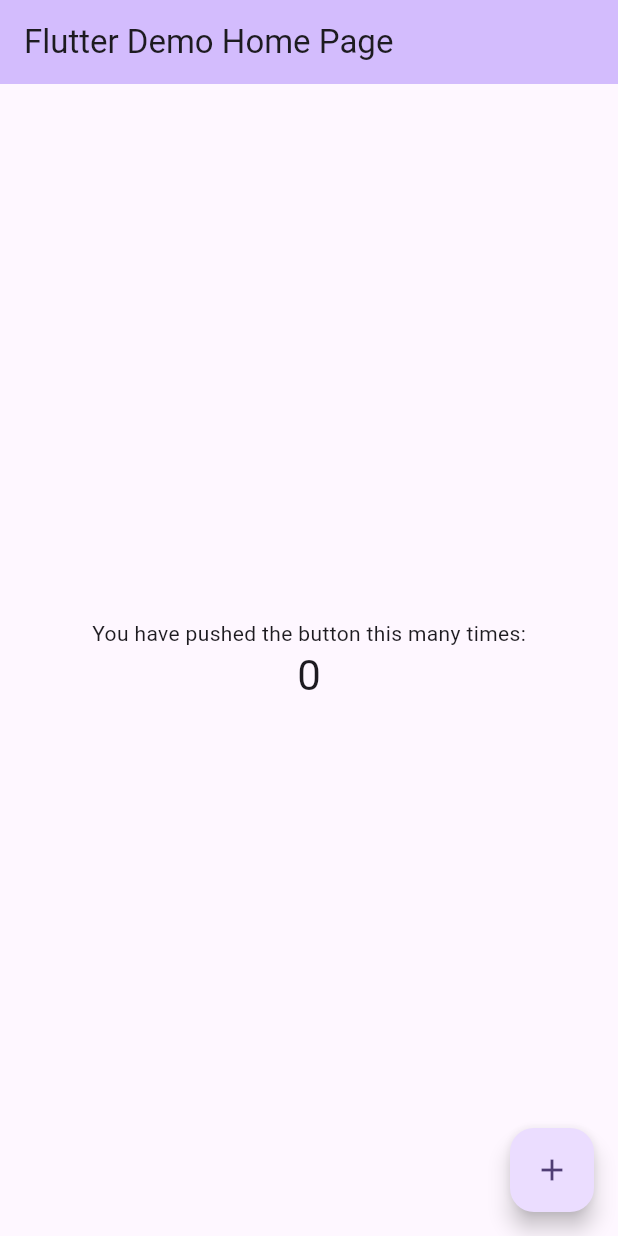
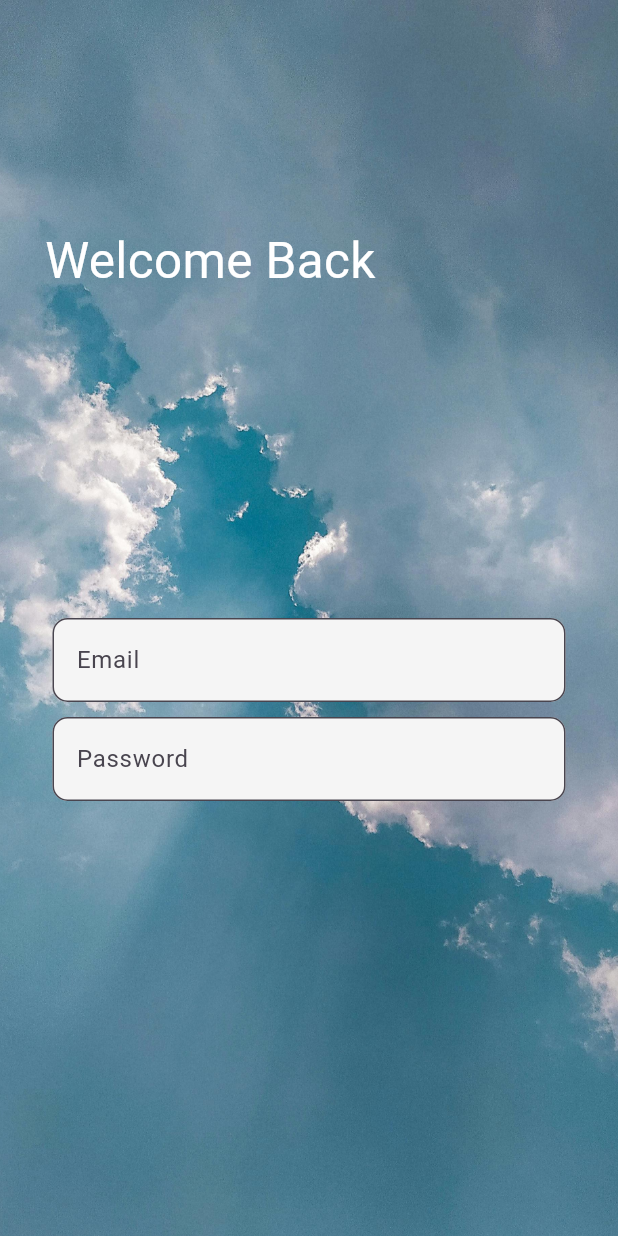
Before and after one commit to saumanarsad/flutter_app, a Flutter app: the screen it shows after launch, on a phone screen of 412 x 824 dp. Run offline on Flutter 3.47's test engine with Material 3 defaults, Android fonts, the phone set to English and light mode, and no system bars.

```diff
--- a/lib/main.dart
+++ b/lib/main.dart
@@ -1,125 +1,10 @@
 import 'package:flutter/material.dart';
+import 'package:login_flutter/screens/signin.dart';
 
 void main() {
-  runApp(const MyApp());
+  runApp(MaterialApp(
+    debugShowCheckedModeBanner: false,
+    initialRoute: 'login',
+    routes: {'login': (context) => const SignInScreen()},
+  ));
 }
-
-class MyApp extends StatelessWidget {
-  const MyApp({super.key});
-
-  // This widget is the root of your application.
-  @override
-  Widget build(BuildContext context) {
-    return MaterialApp(
-      title: 'Flutter Demo',
-      theme: ThemeData(
-        // This is the theme of your application.
-        //
-        // TRY THIS: Try running your application with "flutter run". You'll see
-        // the application has a purple toolbar. Then, without quitting the app,
-        // try changing the seedColor in the colorScheme below to Colors.green
-        // and then invoke "hot reload" (save your changes or press the "hot
-        // reload" button in a Flutter-supported IDE, or press "r" if you used
-        // the command line to start the app).
-        //
-        // Notice that the counter didn't reset back to zero; the application
-        // state is not lost during the reload. To reset the state, use hot
-        // restart instead.
-        //
-        // This works for code too, not just values: Most code changes can be
-        // tested with just a hot reload.
-        colorScheme: ColorScheme.fromSeed(seedColor: Colors.deepPurple),
-        useMaterial3: true,
-      ),
-      home: const MyHomePage(title: 'Flutter Demo Home Page'),
-    );
-  }
-}
-
-class MyHomePage extends StatefulWidget {
-  const MyHomePage({super.key, required this.title});
-
-  // This widget is the home page of your application. It is stateful, meaning
-  // that it has a State object (defined below) that contains fields that affect
-  // how it looks.
-
-  // This class is the configuration for the state. It holds the values (in this
-  // case the title) provided by the parent (in this case the App widget) and
-  // used by the build method of the State. Fields in a Widget subclass are
-  // always marked "final".
-
-  final String title;
-
-  @override
-  State<MyHomePage> createState() => _MyHomePageState();
-}
-
-class _MyHomePageState extends State<MyHomePage> {
-  int _counter = 0;
-
-  void _incrementCounter() {
-    setState(() {
-      // This call to setState tells the Flutter framework that something has
-      // changed in this State, which causes it to rerun the build method below
-      // so that the display can reflect the updated values. If we changed
-      // _counter without calling setState(), then the build method would not be
-      // called again, and so nothing would appear to happen.
-      _counter++;
-    });
-  }
-
-  @override
-  Widget build(BuildContext context) {
-    // This method is rerun every time setState is called, for instance as done
-    // by the _incrementCounter method above.
-    //
-    // The Flutter framework has been optimized to make rerunning build methods
-    // fast, so that you can just rebuild anything that needs updating rather
-    // than having to individually change instances of widgets.
-    return Scaffold(
-      appBar: AppBar(
-        // TRY THIS: Try changing the color here to a specific color (to
-        // Colors.amber, perhaps?) and trigger a hot reload to see the AppBar
-        // change color while the other colors stay the same.
-        backgroundColor: Theme.of(context).colorScheme.inversePrimary,
-        // Here we take the value from the MyHomePage object that was created by
-        // the App.build method, and use it to set our appbar title.
-        title: Text(widget.title),
-      ),
-      body: Center(
-        // Center is a layout widget. It takes a single child and positions it
-        // in the middle of the parent.
-        child: Column(
-          // Column is also a layout widget. It takes a list of children and
-          // arranges them vertically. By default, it sizes itself to fit its
-          // children horizontally, and tries to be as tall as its parent.
-          //
-          // Column has various properties to control how it sizes itself and
-          // how it positions its children. Here we use mainAxisAlignment to
-          // center the children vertically; the main axis here is the vertical
-          // axis because Columns are vertical (the cross axis would be
-          // horizontal).
-          //
-          // TRY THIS: Invoke "debug painting" (choose the "Toggle Debug Paint"
-          // action in the IDE, or press "p" in the console), to see the
-          // wireframe for each widget.
-          mainAxisAlignment: MainAxisAlignment.center,
-          children: <Widget>[
-            const Text(
-              'You have pushed the button this many times:',
-            ),
-            Text(
-              '$_counter',
-              style: Theme.of(context).textTheme.headlineMedium,
-            ),
-          ],
-        ),
-      ),
-      floatingActionButton: FloatingActionButton(
-        onPressed: _incrementCounter,
-        tooltip: 'Increment',
-        child: const Icon(Icons.add),
-      ), // This trailing comma makes auto-formatting nicer for build methods.
-    );
-  }
-}
--- /dev/null
+++ b/lib/screens/signin.dart
@@ -0,0 +1,65 @@
+import 'package:flutter/material.dart';
+import 'package:flutter/widgets.dart';
+
+class SignInScreen extends StatefulWidget {
+  const SignInScreen({super.key});
+
+  @override
+  State<SignInScreen> createState() => _SignInScreenState();
+}
+
+class _SignInScreenState extends State<SignInScreen> {
+  @override
+  Widget build(BuildContext context) {
+    return Container(
+      decoration: const BoxDecoration(
+          image: DecorationImage(
+              image: AssetImage('assets/images/pic4.jpg'), fit: BoxFit.cover)),
+      child: Scaffold(
+        backgroundColor: Colors.transparent,
+        body: Stack(
+          children: [
+            Container(
+              padding: EdgeInsets.only(left: 30, top: 150),
+              child: const Text(
+                "Welcome Back",
+                style: TextStyle(fontSize: 33, color: Colors.white),
+              ),
+            ),
+            Container(
+              padding: EdgeInsets.only(
+                top: MediaQuery.of(context).size.height * 0.5,
+                right: 35,
+                left: 35,
+              ),
+              child: Column(
+                children: [
+                  TextField(
+                    decoration: InputDecoration(
+                        fillColor: Colors.grey.shade100,
+                        filled: true,
+                        hintText: "Email",
+                        border: OutlineInputBorder(
+                            borderRadius: BorderRadius.circular(10))),
+                  ),
+                  const SizedBox(
+                    height: 10,
+                  ),
+                  TextField(
+                    obscureText: true,
+                    decoration: InputDecoration(
+                        fillColor: Colors.grey.shade100,
+                        filled: true,
+                        hintText: "Password",
+                        border: OutlineInputBorder(
+                            borderRadius: BorderRadius.circular(10))),
+                  ),
+                ],
+              ),
+            )
+          ],
+        ),
+      ),
+    );
+  }
+}
--- a/pubspec.yaml
+++ b/pubspec.yaml
@@ -59,9 +59,8 @@ flutter:
   uses-material-design: true
 
   # To add assets to your application, add an assets section, like this:
-  # assets:
-  #   - images/a_dot_burr.jpeg
-  #   - images/a_dot_ham.jpeg
+  assets:
+    - assets/images/
 
   # An image asset can refer to one or more resolution-specific "variants", see
   # https://flutter.dev/assets-and-images/#resolution-aware
```
Also changed, not shown: assets/images/article1.jpeg (added), assets/images/pic2.jpg (added), assets/images/pic4.jpg (added), lib/screens/home.dart (added), lib/screens/signup.dart (added), 3 other files.
